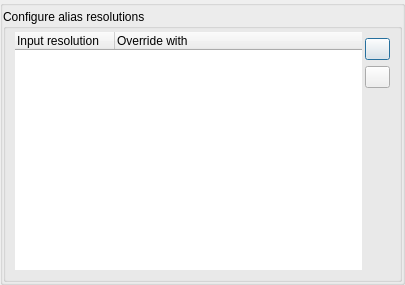
This is src/display/qt/dialogs/ui/alias_dialog.ui in mrehkopf/vcs as Qt 5 draws it before an edit. The edited form follows.
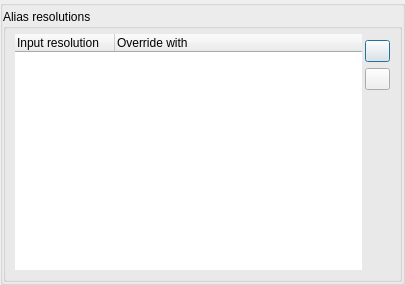
This is the edited form. Icons and pictures are not drawn.

```diff
--- a/src/display/qt/dialogs/ui/alias_dialog.ui
+++ b/src/display/qt/dialogs/ui/alias_dialog.ui
@@ -59,14 +59,14 @@
       <item>
        <widget class="QGroupBox" name="groupBox">
         <property name="title">
-         <string>Configure alias resolutions</string>
+         <string>Alias resolutions</string>
         </property>
         <layout class="QHBoxLayout" name="horizontalLayout">
          <property name="spacing">
           <number>3</number>
          </property>
          <property name="topMargin">
-          <number>3</number>
+          <number>5</number>
          </property>
          <item>
           <widget class="QTreeWidget" name="treeWidget_knownAliases">
```
